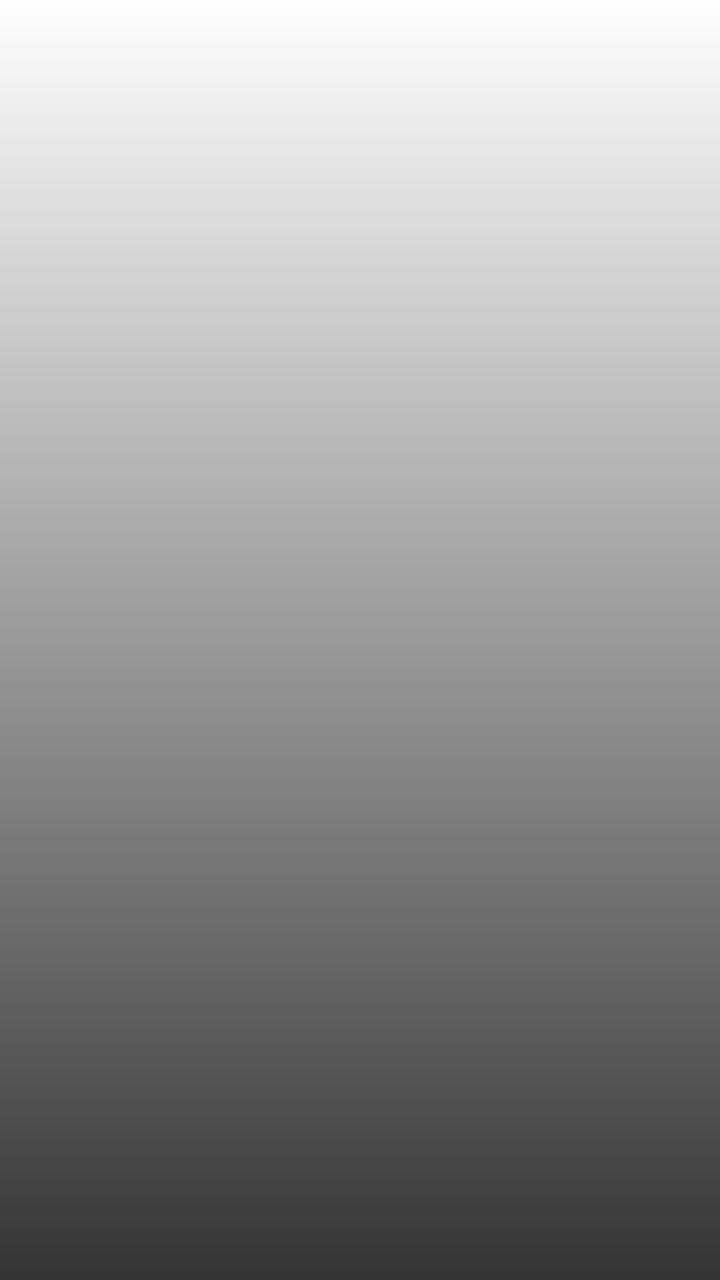
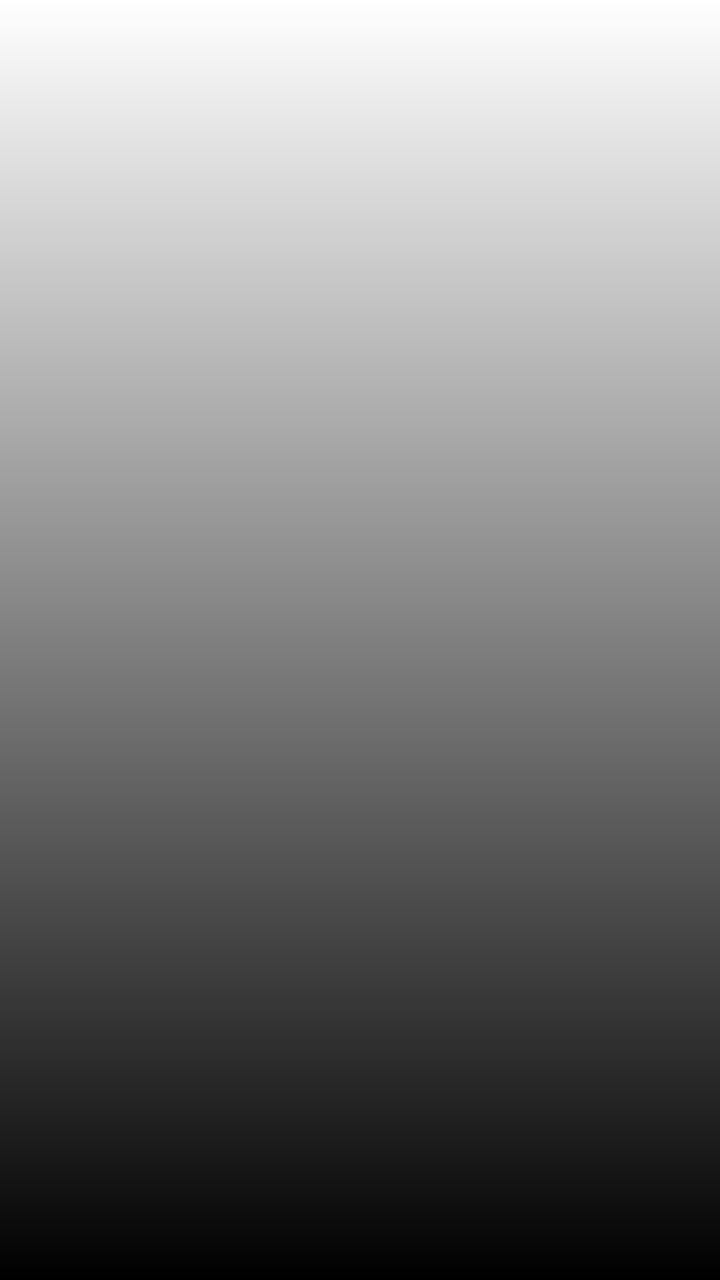

Screens rendered from an Android XML layout before and after an edit, with the pre-edit source and the edit as a unified diff.
<!-- AndroidManifest.xml: application theme Theme.Monaly -->
<!-- res/layout/fragment_onboarding.xml -->
<?xml version="1.0" encoding="utf-8"?>
<androidx.constraintlayout.widget.ConstraintLayout

    xmlns:android="http://schemas.android.com/apk/res/android"
    xmlns:app="http://schemas.android.com/apk/res-auto"
    xmlns:tools="http://schemas.android.com/tools"
    android:layout_width="match_parent"
    android:layout_height="match_parent"
    tools:context=".ui.fragment.onboarding.OnboardingFragment">

    <ImageView
        android:id="@+id/imageBackground"
        android:layout_width="0dp"
        android:layout_height="0dp"
        android:scaleType="centerCrop"
        android:src="@color/design_default_color_on_primary"
        app:layout_constraintBottom_toBottomOf="parent"
        app:layout_constraintEnd_toEndOf="parent"
        app:layout_constraintHorizontal_bias="0.0"
        app:layout_constraintStart_toStartOf="parent"
        app:layout_constraintTop_toTopOf="parent"
        app:layout_constraintVertical_bias="0.0" />

    <ImageView
        android:id="@+id/imageGradientEffect"
        android:layout_width="0dp"
        android:layout_height="0dp"
        android:alpha="0.8"
        android:src="@drawable/bg_gradient_black"
        app:layout_constraintBottom_toBottomOf="parent"
        app:layout_constraintEnd_toEndOf="parent"
        app:layout_constraintStart_toStartOf="parent"
        app:layout_constraintTop_toTopOf="parent" />

    <TextView
        android:id="@+id/textTitle"
        android:layout_width="0dp"
        android:layout_height="wrap_content"
        android:layout_marginStart="30dp"
        android:layout_marginEnd="30dp"
        android:layout_marginBottom="15dp"
        android:text=""
        android:textColor="@color/bage_neutral"
        android:textSize="30sp"
        app:layout_constraintBottom_toTopOf="@+id/textDescription"
        app:layout_constraintEnd_toEndOf="parent"
        app:layout_constraintStart_toStartOf="parent" />

    <TextView
        android:id="@+id/textDescription"
        android:layout_width="0dp"
        android:layout_height="wrap_content"
        android:layout_marginStart="30dp"
        android:layout_marginEnd="30dp"
        android:layout_marginBottom="117dp"
        android:text=""
        android:textColor="@color/gray_medium"
        android:textSize="18sp"
        app:layout_constraintBottom_toBottomOf="parent"
        app:layout_constraintEnd_toEndOf="parent"
        app:layout_constraintHorizontal_bias="0.0"
        app:layout_constraintStart_toStartOf="parent" />

</androidx.constraintlayout.widget.ConstraintLayout>
<!-- resources referenced by this layout -->
<resources>
  <color name="bage_neutral">#fffee7</color>
  <color name="gray_medium">#C8C8C8</color>
  <!-- drawable bg_gradient_black (drawable) -->
  <?xml version="1.0" encoding="utf-8"?>
  <shape xmlns:android="http://schemas.android.com/apk/res/android"
  
      android:shape="rectangle">
  
      <gradient
  
          android:angle="90"
          android:startColor="@color/black"
          android:endColor="#00000000"
          android:type="linear"/>
  
  </shape>
  <style name="Theme.Monaly" parent="Base.Theme.Monaly" />
  <color name="black">#000000</color>
  <style name="Base.Theme.Monaly" parent="Theme.Material3.DayNight.NoActionBar">
  
          <item name="android:navigationBarColor">@color/black</item>
  
      </style>
</resources>

<!-- the commit's change to res/layout/fragment_onboarding.xml (unified diff, before → after) -->
@@ -25,7 +25,7 @@
         android:id="@+id/imageGradientEffect"
         android:layout_width="0dp"
         android:layout_height="0dp"
-        android:alpha="0.8"
+        android:alpha="1"
         android:src="@drawable/bg_gradient_black"
         app:layout_constraintBottom_toBottomOf="parent"
         app:layout_constraintEnd_toEndOf="parent"
@@ -52,7 +52,7 @@
         android:layout_height="wrap_content"
         android:layout_marginStart="30dp"
         android:layout_marginEnd="30dp"
-        android:layout_marginBottom="117dp"
+        android:layout_marginBottom="25dp"
         android:text=""
         android:textColor="@color/gray_medium"
         android:textSize="18sp"
